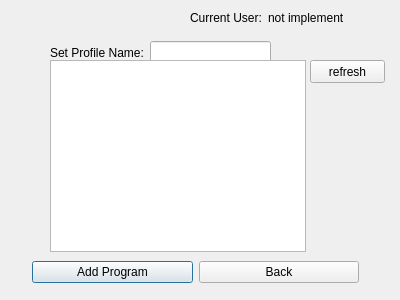
Above: Project/DESM/createProfile.ui from Dragomegak/DESM-Personal before the change. Below: the same form after it.
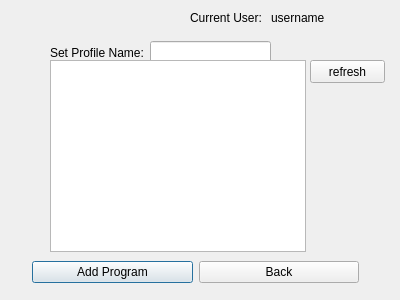
That is the form after the change.

Commit message: added global variable for username, need to remake naming structure maybe create folder in username and store text in it

The edit to the form file:
```diff
--- a/Project/DESM/createProfile.ui
+++ b/Project/DESM/createProfile.ui
@@ -66,8 +66,8 @@
     <rect>
      <x>190</x>
      <y>10</y>
-     <width>153</width>
-     <height>15</height>
+     <width>156</width>
+     <height>16</height>
     </rect>
    </property>
    <layout class="QHBoxLayout" name="horizontalLayout">
@@ -81,7 +81,7 @@
     <item>
      <widget class="QLabel" name="showUsernameLabel">
       <property name="text">
-       <string>not implemented</string>
+       <string>username</string>
       </property>
      </widget>
     </item>
```
The commit also changes 37 other files.
